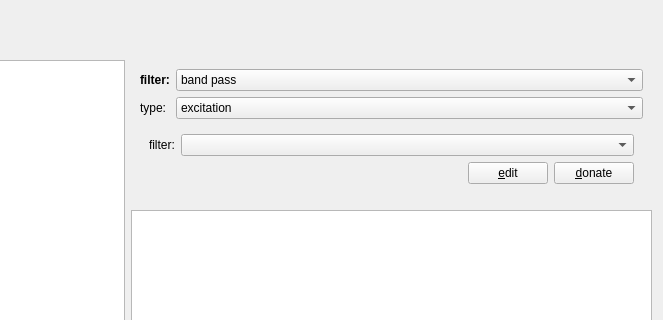
Old version of the form plugins/qfe_spectraviewer/qfespectraviewerdialog.ui in the repository jkriege2/QuickFit3; both pictures show x 262 to 925 and y 294 to 614 of the 925 by 707 pixel window.
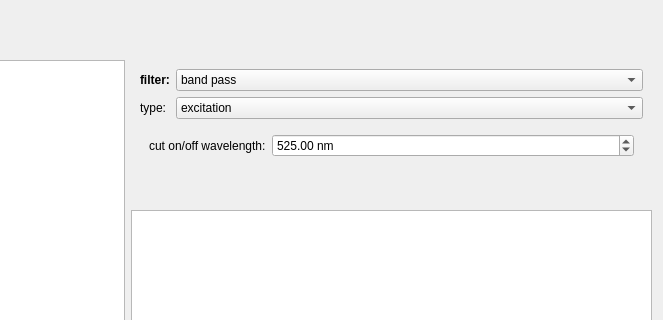
New version of the form. The open tabs and pages were chosen to show the change. Icons and pictures are not drawn. Custom widgets are drawn as their Qt base class.

Commit message:
QuickFit3/qfe_spectraviewer:   - some bugfixes (crash if filter spectrum is used for spillover), sometimes the spectra got deleted when editing a filter, ...   - add short-, longpass and notch filters
QuickFit3/qfe_defaultmathparserextensions:
  - added function for arithmetics with errors

```diff
--- a/plugins/qfe_spectraviewer/qfespectraviewerdialog.ui
+++ b/plugins/qfe_spectraviewer/qfespectraviewerdialog.ui
@@ -203,6 +203,30 @@
                 </item>
                </layout>
               </widget>
+              <widget class="QWidget" name="widFilterShortpass">
+               <layout class="QFormLayout" name="formLayout_8">
+                <item row="0" column="0">
+                 <widget class="QLabel" name="label_12">
+                  <property name="text">
+                   <string>cut on/off wavelength:</string>
+                  </property>
+                 </widget>
+                </item>
+                <item row="0" column="1">
+                 <widget class="QDoubleSpinBox" name="spinFilterCutWavelength">
+                  <property name="suffix">
+                   <string> nm</string>
+                  </property>
+                  <property name="maximum">
+                   <double>10000.000000000000000</double>
+                  </property>
+                  <property name="value">
+                   <double>525.000000000000000</double>
+                  </property>
+                 </widget>
+                </item>
+               </layout>
+              </widget>
               <widget class="QWidget" name="widFilterSpectrum">
                <layout class="QFormLayout" name="formLayout_6">
                 <item row="0" column="0">
```
Left out of the diff: 47 changed lines with no effect on the pictures. The commit also changes 11 other files.
